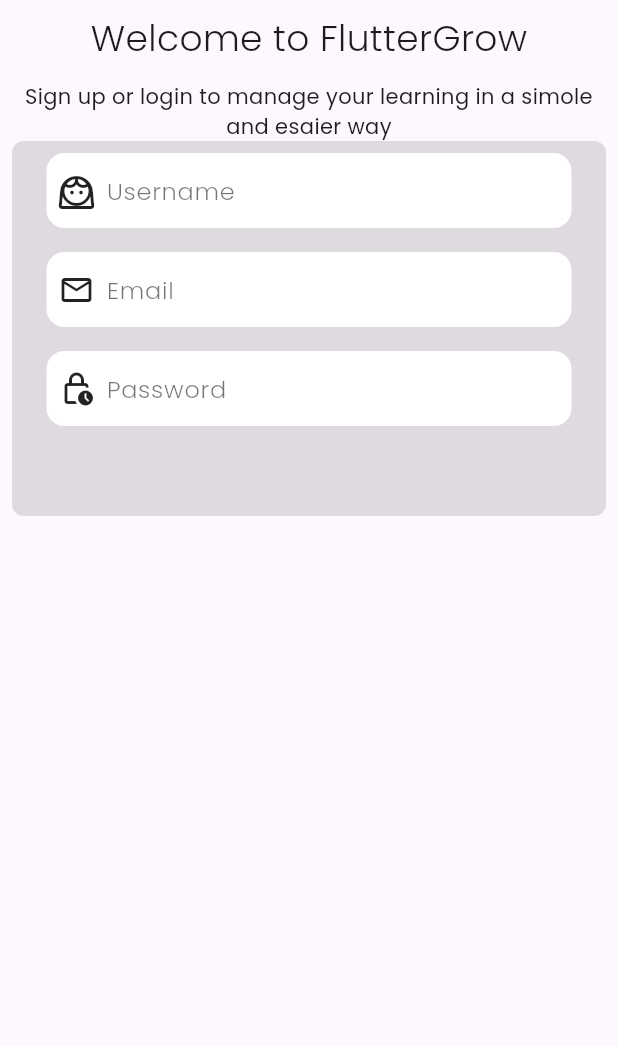
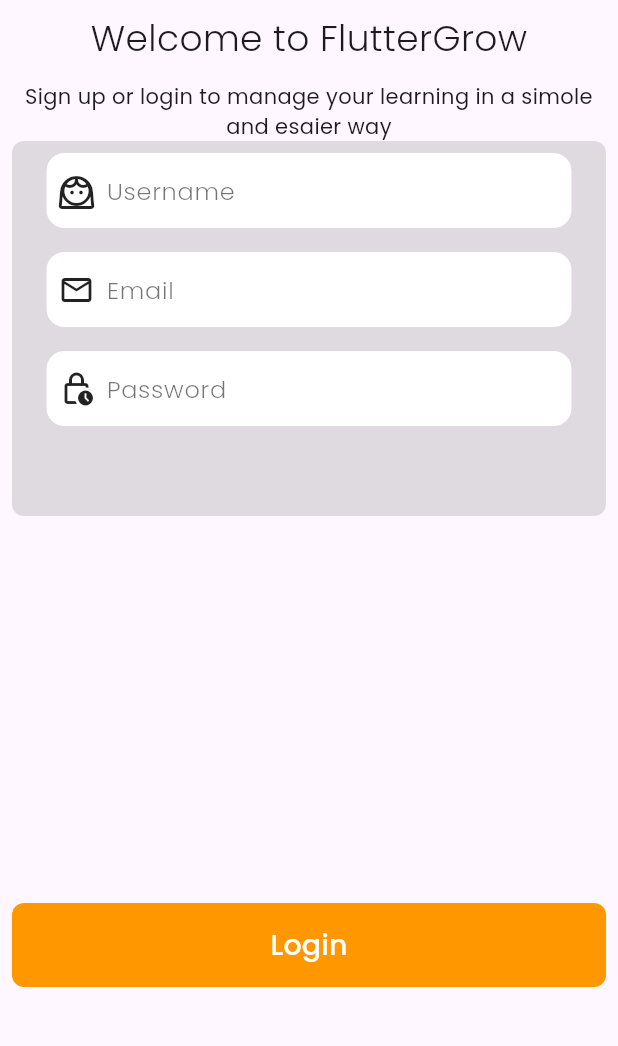
Before and after one commit to mungaimichael/flutter_lessons, a Flutter app: the screen it shows after launch, after a tap on "Skip", on a phone screen of 412 x 824 dp, the part 84-1130 px from its top. Run offline on Flutter 3.47's test engine with Material 3 defaults, Android fonts, the light colour scheme and no system bars; our stand-ins replace get, google_fonts.

Commit message:
login button

```diff
--- a/lib/screens/login.dart
+++ b/lib/screens/login.dart
@@ -1,12 +1,15 @@
 
 
-import 'package:flutter/cupertino.dart';
 import 'package:flutter/material.dart';
 import 'package:flutter_lessons/widgets/AppbarWidget.dart';
 import 'package:flutter_lessons/widgets/FormInput.dart';
 import 'package:google_fonts/google_fonts.dart';
+import 'package:get/get.dart';
+
 
 class Login extends StatefulWidget {
+  const Login({super.key});
+
   @override
   State<StatefulWidget> createState() {
     return _LoginScreenState();
@@ -47,7 +50,7 @@
         body: Padding(
           padding: const EdgeInsets.all(8.0),
           child: SizedBox(
-            height: 600,
+            height: 650,
             width: double.infinity,
             child: Column(
               children: [
@@ -73,8 +76,6 @@
                  ),
                  width: double.infinity,
                  height: 250,
-
-
                  child: Form(child:
                   Column(
                     mainAxisAlignment: MainAxisAlignment.start,
@@ -87,8 +88,30 @@
                     ],
                   )
                  ),
+
                ),
-                // Text(value)
+                 const Expanded(child: SizedBox(),
+
+                ),
+                SizedBox(
+                  width: double.infinity,
+                  // height: 80,
+                  child:            FloatingActionButton(
+                    onPressed: () {
+                      Get.toNamed("/profile");
+                    },
+                    elevation: 0,
+                    backgroundColor: Colors.orange,
+                    shape: RoundedRectangleBorder(
+                        borderRadius: BorderRadius.circular(8)
+                    ),
+                    child: Text("Login", style: GoogleFonts.poppins(
+                        fontSize: 19,
+                        color: Colors.white
+                    ),),
+
+                  ),
+                )
               ],
             )
           ),
```
